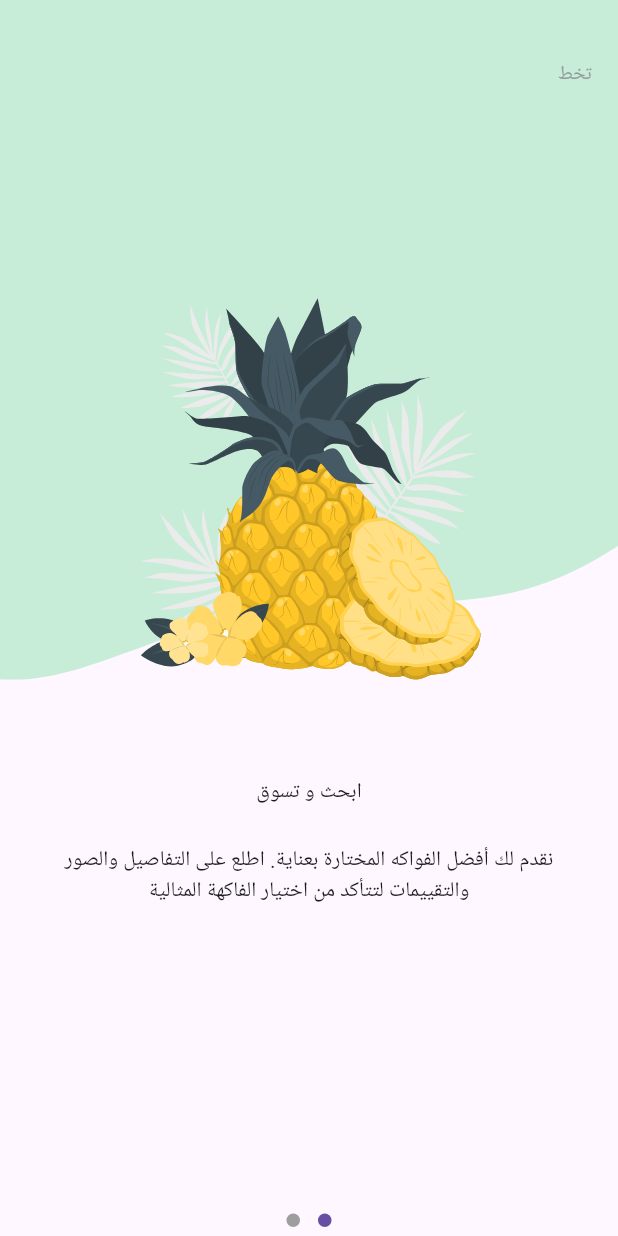
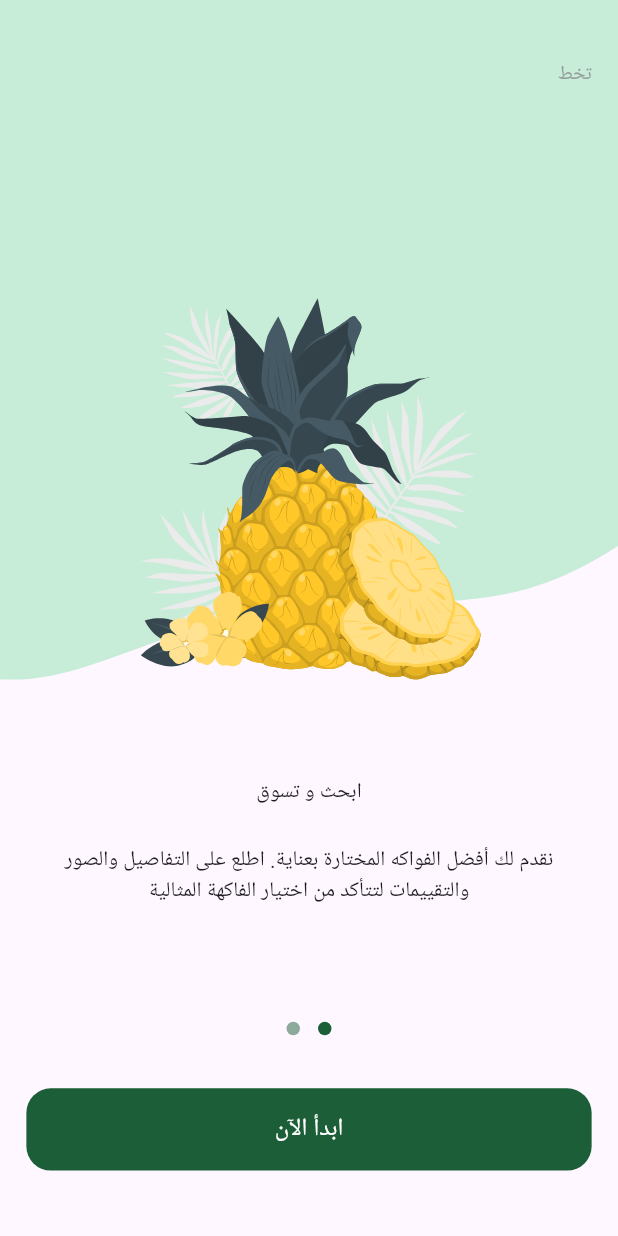
Before and after one commit to Jik00/Fruits-Hub, a Flutter app: the screen it shows after launch, swiped to page 2, on a phone screen of 412 x 824 dp. Run offline on Flutter 3.47's test engine with Material 3 defaults, Android fonts, the phone set to English and light mode, and no system bars; drawn by our look-alikes of dots_indicator; our stand-ins replace flutter_screenutil, flutter_svg.

Commit message:
refactor onboarding view to use StatefulWidget and integrate PageController

```diff
--- a/lib/features/onboarding/presentation/views/widgets/onboarding_pgview.dart
+++ b/lib/features/onboarding/presentation/views/widgets/onboarding_pgview.dart
@@ -4,11 +4,14 @@ import 'package:fruits_hub/core/utils/context_extensions.dart';
 import 'package:fruits_hub/features/onboarding/presentation/views/widgets/pageview_item.dart';
 
 class OnboardingPgview extends StatelessWidget {
-  const OnboardingPgview({super.key});
+  const OnboardingPgview({super.key, required this.pageController});
+
+  final PageController pageController;
 
   @override
   Widget build(BuildContext context) {
     return PageView(
+      controller: pageController,
       children: [
         PageviewItem(
           img: Assets.assetsImagesPgviewItem1Img,
--- a/lib/features/onboarding/presentation/views/widgets/onboarding_view_body.dart
+++ b/lib/features/onboarding/presentation/views/widgets/onboarding_view_body.dart
@@ -1,16 +1,69 @@
 import 'package:dots_indicator/dots_indicator.dart';
 import 'package:flutter/material.dart';
+import 'package:flutter/widgets.dart';
+import 'package:flutter_screenutil/flutter_screenutil.dart';
+import 'package:fruits_hub/core/utils/app_colors.dart';
+import 'package:fruits_hub/core/utils/context_extensions.dart';
+import 'package:fruits_hub/core/widgets/custom_button.dart';
 import 'package:fruits_hub/features/onboarding/presentation/views/widgets/onboarding_pgview.dart';
 
-class OnboardingViewBody extends StatelessWidget {
+class OnboardingViewBody extends StatefulWidget {
   const OnboardingViewBody({super.key});
+
+  @override
+  State<OnboardingViewBody> createState() => _OnboardingViewBodyState();
+}
+
+class _OnboardingViewBodyState extends State<OnboardingViewBody> {
+  late PageController pageController;
+  var currentPg = 0;
+
+  @override
+  void initState() {
+    // initialize controller
+    pageController = PageController();
+    pageController.addListener(() {
+      setState(() {
+        currentPg = pageController.page!.round();
+      });
+    });
+    super.initState();
+  }
+
+  @override
+  void dispose() {
+    //dispose controller
+    pageController.dispose();
+    super.dispose();
+  }
 
   @override
   Widget build(BuildContext context) {
     return Column(
       children: [
-        const Expanded(child: OnboardingPgview()),
-        DotsIndicator(dotsCount: 2),
+        Expanded(child: OnboardingPgview(pageController: pageController)),
+        DotsIndicator(
+          dotsCount: 2,
+          position: 0,
+          decorator: DotsDecorator(
+            activeColor: AppColors.primaryColor,
+            color: AppColors.primaryColor.withOpacity(0.5),
+            // size: const Size.square(9.0),
+            // activeSize: const Size(18.0, 9.0),
+            // activeShape: RoundedRectangleBorder(
+            //     borderRadius: BorderRadius.circular(5.0)),
+          ),
+        ),
+        SizedBox(
+          height: 29.h,
+        ),
+        Padding(
+          padding: EdgeInsets.symmetric(horizontal: 16.w),
+          child: CustomButton(hint: context.loc.startNowButton, onTap: () {}),
+        ),
+        SizedBox(
+          height: 43.h,
+        ),
       ],
     );
   }
```
